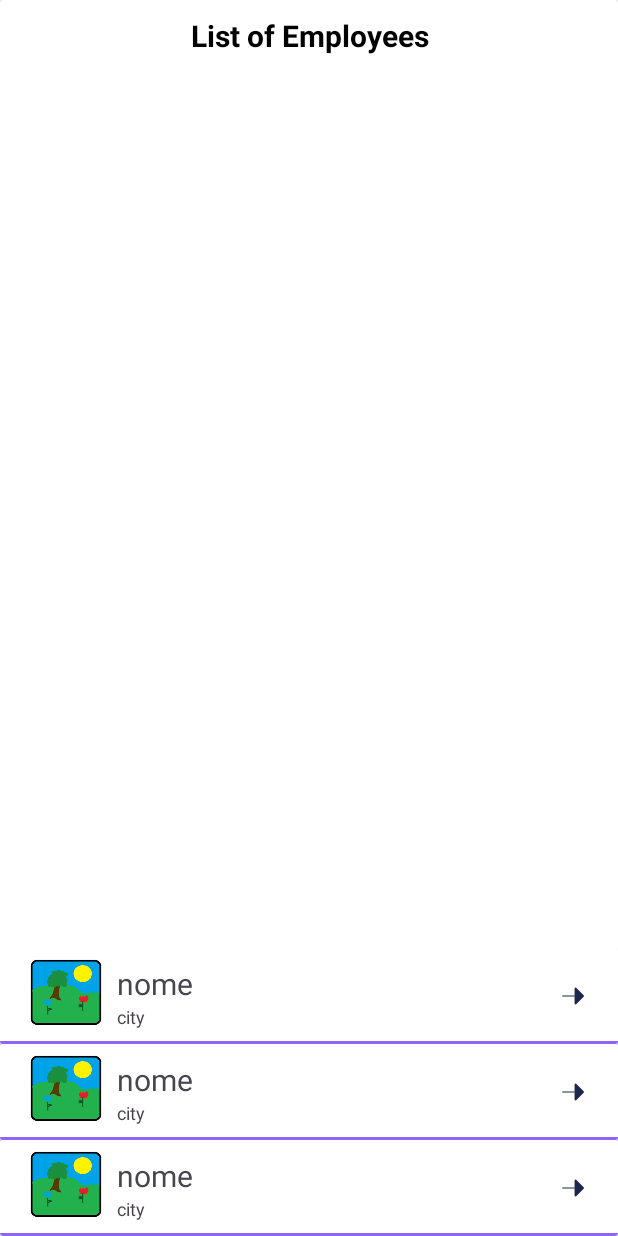
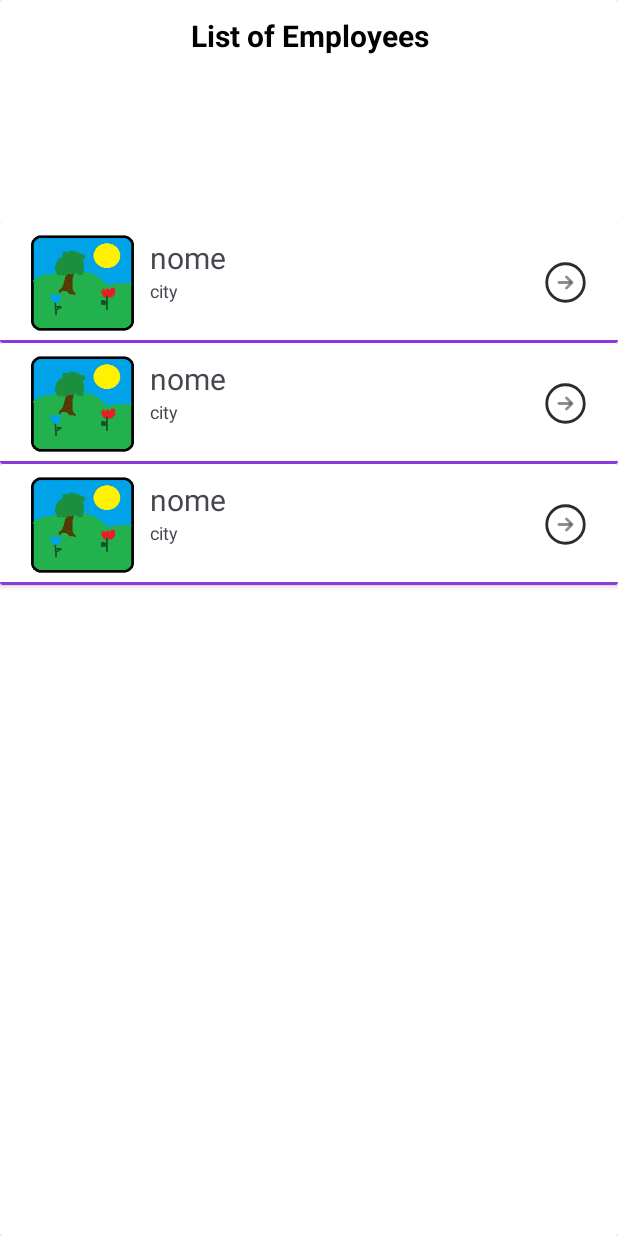
Before and after one commit to hgoncal2/Runin-Park, an Android app: the layout add_group_dialog.xml on its own in the app's theme, with its tools: preview values and no code run, on a phone screen of 412 x 824 dp. Run offline under Robolectric (Android 15) with nearby library versions, the phone set to English and light mode, and no system bars.

Commit message:
adicionado possibilidade de juntar a grupo

```diff
--- a/MyApplication/app/src/main/java/com/example/myapplication/retrofit/service/UserService.kt
+++ b/MyApplication/app/src/main/java/com/example/myapplication/retrofit/service/UserService.kt
@@ -7,7 +7,6 @@ import retrofit2.Call
 import retrofit2.http.Body
 import retrofit2.http.GET
 import retrofit2.http.Header
-import retrofit2.http.Headers
 import retrofit2.http.POST
 import retrofit2.http.PUT
 import retrofit2.http.Path
@@ -20,6 +19,8 @@ interface UserService {
                  @Query("password") password: String?): Call<Token>
     @GET("users/{username}")
     fun getUser(@Path("username") username:String): Call<User>
+    @POST("groups/{groupId}/members")
+    fun addUserToGroup(@Header("auth") token: String?,@Path("groupId") groupId:Int): Call<APIResult>
 
     @PUT("users/{username}")
     fun updateUser(@Header("auth") token: String?,@Body user:User,@Path("username") username:String?): Call<APIResult>
--- a/MyApplication/app/src/main/java/com/example/myapplication/ui/adapter/AddGroupAdapter.kt
+++ b/MyApplication/app/src/main/java/com/example/myapplication/ui/adapter/AddGroupAdapter.kt
@@ -4,20 +4,16 @@ import android.content.Context
 import android.view.LayoutInflater
 import android.view.View
 import android.view.ViewGroup
-import android.widget.AdapterView.OnItemClickListener
-import android.widget.Button
 import android.widget.TextView
-import android.widget.Toast
 import androidx.recyclerview.widget.RecyclerView
-import com.example.myapplication.ui.GroupPageFragment
 import com.example.myapplication.R
 import com.example.myapplication.model.Group
-import com.example.myapplication.ui.MainActivity
 
 class AddGroupAdapter(private val groups: List<Group>, private val context: Context, private val itemClickListener: (group : Group) -> Unit) :
     RecyclerView.Adapter<AddGroupAdapter.ViewHolder>() {
     override fun onBindViewHolder(holder: ViewHolder, position: Int) {
         val group = groups[position]
+
 
         holder.bindView(group,itemClickListener)
     }
--- a/MyApplication/app/src/main/res/layout/add_group_dialog.xml
+++ b/MyApplication/app/src/main/res/layout/add_group_dialog.xml
@@ -25,7 +25,7 @@
         <androidx.recyclerview.widget.RecyclerView
             android:id="@+id/add_group_recycler_view"
             android:layout_width="match_parent"
-            android:layout_height="wrap_content"
+            android:layout_height="676dp"
             android:layout_gravity="bottom"
             android:visibility="visible"
             tools:listitem="@layout/group_dialog_item" />
--- a/MyApplication/app/src/main/res/layout/group_dialog_item.xml
+++ b/MyApplication/app/src/main/res/layout/group_dialog_item.xml
@@ -1,9 +1,8 @@
 <?xml version="1.0" encoding="utf-8"?>
 <androidx.cardview.widget.CardView xmlns:android="http://schemas.android.com/apk/res/android"
     xmlns:tools="http://schemas.android.com/tools"
-    android:layout_width="match_parent"
-    android:layout_height="wrap_content"
-    android:visibility="visible">
+    android:layout_width="fill_parent"
+    android:layout_height="wrap_content">
 
     <LinearLayout
         android:layout_width="match_parent"
@@ -14,9 +13,10 @@
         <ImageView
 
             android:id="@+id/group_item_img"
-            android:layout_width="48dp"
-            android:layout_height="48dp"
+            android:layout_width="70dp"
+            android:layout_height="70dp"
             android:layout_marginTop="5dp"
+            android:layout_marginBottom="5dp"
             android:src="@drawable/default_groups" />
 
         <LinearLayout
@@ -46,12 +46,14 @@
         </LinearLayout>
 
         <TextView
-            android:id="@+id/textView11"
-            android:layout_width="match_parent"
-            android:layout_height="wrap_content"
+            android:id="@+id/textView10"
+            android:layout_width="51dp"
+            android:layout_height="55dp"
             android:layout_gravity="center"
-            android:layout_marginEnd="20dp"
-            android:drawableRight="@drawable/arrow_right2" />
+            android:layout_marginRight="20dp"
+            android:layout_weight="1"
+            android:drawableEnd="@drawable/arrow_right"
+            android:gravity="end" />
 
     </LinearLayout>
 
@@ -65,7 +67,7 @@
             android:layout_width="fill_parent"
             android:layout_height="2dp"
             android:layout_gravity="bottom"
-            android:background="#8E65FB"
+            android:background="#8A39DA"
             android:visibility="visible" />
     </LinearLayout>
 
```
Also changed, not shown: MyApplication/app/src/main/java/com/example/myapplication/dialogs/AddGroupDialog.kt (+5 -4 lines), MyApplication/app/src/main/java/com/example/myapplication/ui/GroupPageFragment.kt (+24 -0 lines), MyApplication/app/src/main/java/com/example/myapplication/ui/GroupsFragment.kt (+3 -4 lines), MyApplication/app/src/main/java/com/example/myapplication/viewModel/UserViewModel.kt (+35 -3 lines), MyApplication/app/src/main/res/layout/fragment_group_page.xml (+10 -9 lines), 1 other file.
